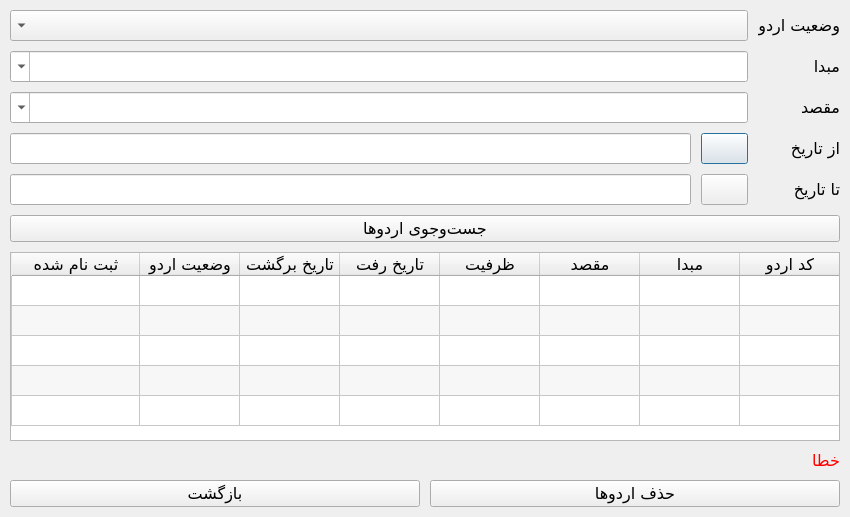
Qt form UI/DeleteTourDialog.ui (Dandelion07/Tour_Management_System) before a commit.
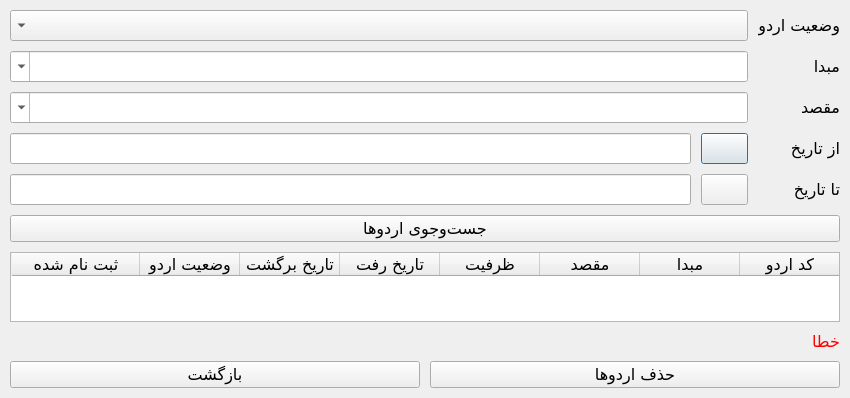
The same form after that commit. Icons and pictures are not drawn.

```diff
--- a/UI/DeleteTourDialog.ui
+++ b/UI/DeleteTourDialog.ui
@@ -206,9 +206,6 @@
      <property name="selectionBehavior">
       <enum>QAbstractItemView::SelectRows</enum>
      </property>
-     <property name="rowCount">
-      <number>5</number>
-     </property>
      <attribute name="horizontalHeaderVisible">
       <bool>true</bool>
      </attribute>
@@ -227,11 +224,6 @@
      <attribute name="verticalHeaderVisible">
       <bool>false</bool>
      </attribute>
-     <row/>
-     <row/>
-     <row/>
-     <row/>
-     <row/>
      <column>
       <property name="text">
        <string>کد اردو</string>
```
